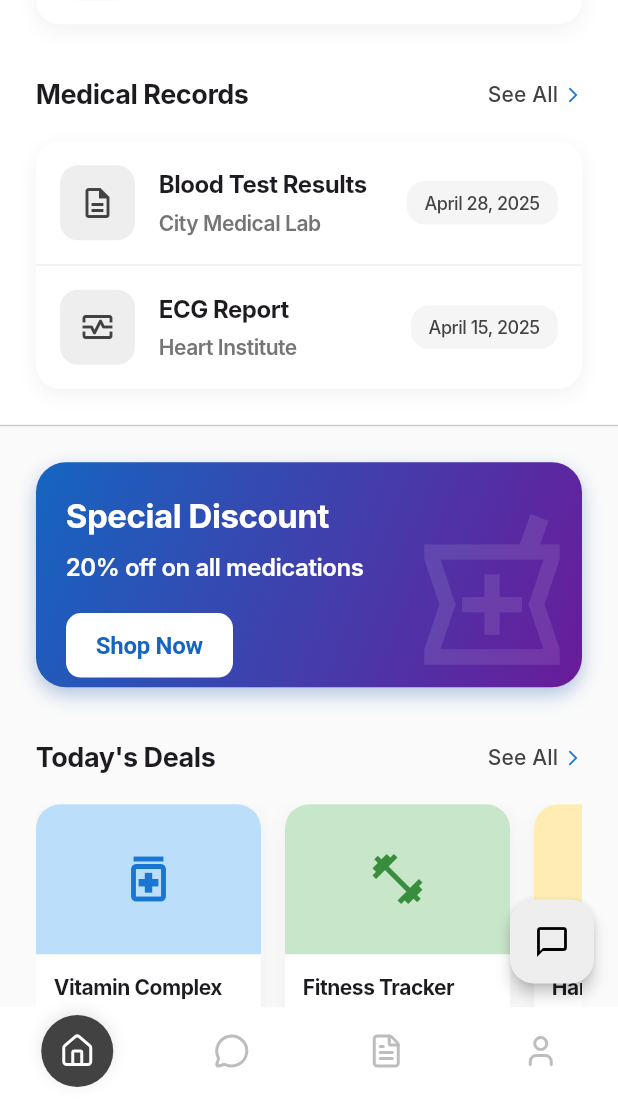
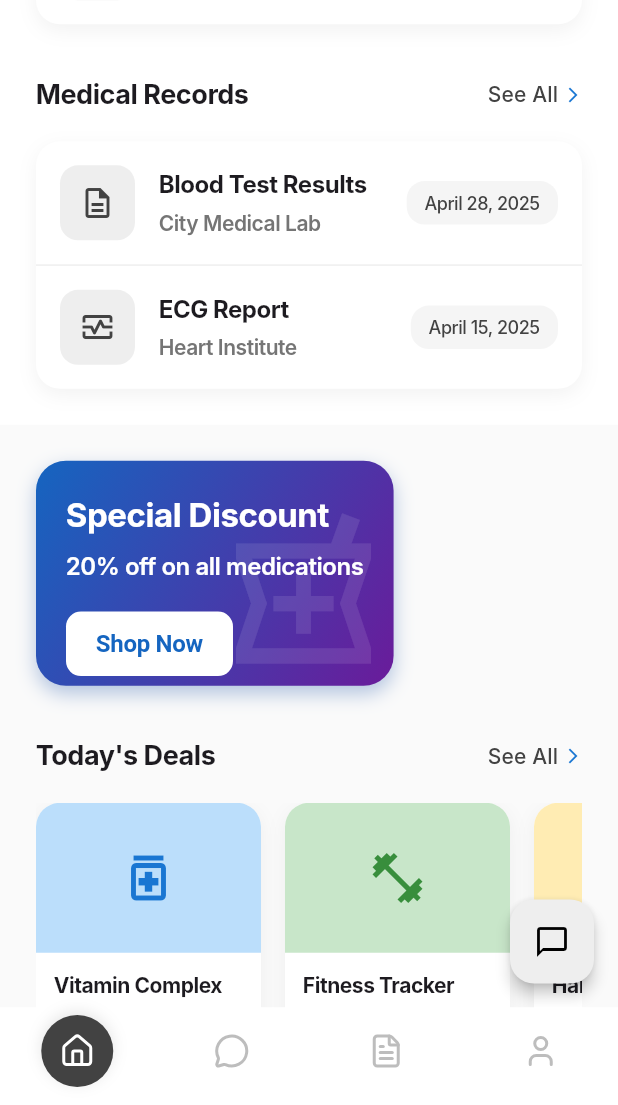
Before and after one commit to nidhisingh5958/cure-bit, a Flutter app: the screen it shows after launch, scrolled down 576 dp, on a phone screen of 412 x 824 dp, the part 131-1236 px from its top. Run offline on Flutter 3.47's test engine with Material 3 defaults, Android fonts, the phone set to English and light mode, and no system bars; our stand-ins replace animated_splash_screen, audioplayers, carousel_slider, country_picker, flutter_riverpod, go_router and 6 more; missing offline and left inert: bcrypt; Roboto replaces fonts that are missing (Inter).

Commit message:
fixed device's system font scaling

```diff
--- a/lib/features/patient/home_screen/home_screen.dart
+++ b/lib/features/patient/home_screen/home_screen.dart
@@ -4,6 +4,7 @@ import 'package:CuraDocs/utils/routes/route_constants.dart';
 import 'package:CuraDocs/features/patient/home_screen/widgets/side_menu.dart';
 import 'package:flutter/material.dart';
 import 'package:go_router/go_router.dart';
+import 'package:material_design_icons_flutter/material_design_icons_flutter.dart';
 
 class HomeScreen extends StatelessWidget {
   const HomeScreen({super.key});
@@ -46,13 +47,12 @@ class HomeScreen extends StatelessWidget {
             end: Alignment.bottomCenter,
             colors: [
               grey200.withValues(alpha: .8),
-              grey200.withValues(alpha: 0.6),
+              grey200.withValues(alpha: .6),
             ],
           ),
         ),
         child: SafeArea(
           child: SingleChildScrollView(
-            physics: const BouncingScrollPhysics(),
             child: Column(
               children: [
                 SizedBox(height: 16),
@@ -90,7 +90,6 @@ class HomeScreen extends StatelessWidget {
                           ],
                         ),
                       ),
-                      const Divider(height: 1),
                       _buildShoppingSection(context),
                     ],
                   ),
@@ -429,7 +428,7 @@ class HomeScreen extends StatelessWidget {
             Container(
               padding: const EdgeInsets.symmetric(horizontal: 12, vertical: 6),
               decoration: BoxDecoration(
-                color: Colors.grey.shade100,
+                color: grey100,
                 borderRadius: BorderRadius.circular(12),
               ),
               child: Text(
@@ -449,17 +448,65 @@ class HomeScreen extends StatelessWidget {
 
   Widget _buildFeaturesGrid(BuildContext context) {
     final categories = [
-      {'icon': Icons.calendar_today, 'label': 'Booking'},
-      {'icon': Icons.health_and_safety, 'label': 'Health Records'},
+      {
+        'icon': Icons.calendar_today,
+        'label': 'Booking',
+        'onTap': () {
+          context.goNamed(RouteConstants.appointmentHome);
+        }
+      },
+
+      {
+        'icon': MdiIcons.prescription,
+        'label': 'Health Records',
+        'onTap': () {
+          context.goNamed(RouteConstants.prescription);
+        }
+      },
+      {
+        'icon': MdiIcons.heartPulse,
+        'label': 'Health Monitoring',
+        'onTap': () {
+          context.goNamed(RouteConstants.healthMonitoring);
+        }
+      },
+      {
+        'icon': MdiIcons.testTube,
+        'label': 'Test Records',
+        'onTap': () {
+          context.goNamed(RouteConstants.testRecords);
+        }
+      },
+      {
+        'icon': MdiIcons.pill,
+        'label': 'Medicines',
+        'onTap': () {
+          context.goNamed(RouteConstants.medicineReminder);
+        }
+      },
+      {
+        'icon': MdiIcons.stethoscope,
+        'label': 'My Doctors',
+        'onTap': () {
+          context.goNamed(RouteConstants.myDoctors);
+        }
+      },
+
+      {
+        'icon': MdiIcons.doctor,
+        'label': 'My Appointments',
+        'onTap': () {
+          context.goNamed(RouteConstants.bookedAppointments);
+        }
+      },
+      {
+        'icon': Icons.app_registration_outlined,
+        'label': 'More..',
+        'onTap': () {}
+      },
       // {'icon': Icons.medical_services, 'label': 'Medical History'},
       // {'icon': Icons.local_hospital, 'label': 'Hospitals'},
       // {'icon': Icons.local_pharmacy, 'label': 'Pharmacies'},
-      {'icon': Icons.health_and_safety_outlined, 'label': 'Health Tips'},
-      {'icon': Icons.science, 'label': 'Test Records'},
-      {'icon': Icons.medication, 'label': 'Medicines'},
-      {'icon': Icons.medical_services, 'label': 'My Doctors'},
-      {'icon': Icons.app_registration_outlined, 'label': 'My Appointments'},
-      {'icon': Icons.toys, 'label': 'Toys'},
     ];
 
     return GridView.builder(
@@ -484,7 +531,16 @@ class HomeScreen extends StatelessWidget {
                 color: grey200,
                 borderRadius: BorderRadius.circular(12),
               ),
-              child: Icon(category['icon'] as IconData, color: grey800),
+              child: IconButton(
+                icon: Icon(category['icon'] as IconData, color: grey800),
+                onPressed: () {
+                  if (category['onTap'] != null) {
+                    (category['onTap'] as Function)();
+                  } else {
+                    context.goNamed(RouteConstants.doctorSearch);
+                  }
+                },
+              ),
             ),
             const SizedBox(height: 8),
             Text(
@@ -505,7 +561,6 @@ class HomeScreen extends StatelessWidget {
 
   Widget _buildPromotionBanner() {
     return Container(
-      width: double.infinity,
       height: 150,
       decoration: BoxDecoration(
         gradient: LinearGradient(
--- a/lib/features/patient/home_screen/scan_qr.dart
+++ b/lib/features/patient/home_screen/scan_qr.dart
@@ -0,0 +1 @@
+import 'package:flutter/material.dart';
--- a/lib/main.dart
+++ b/lib/main.dart
@@ -22,6 +22,13 @@ class MyApp extends StatelessWidget {
   @override
   Widget build(BuildContext context) {
     return MaterialApp.router(
+      builder: (context, child) {
+        return MediaQuery(
+          data: MediaQuery.of(context)
+              .copyWith(textScaler: TextScaler.linear(1.0)),
+          child: child!,
+        );
+      },
       title: 'Cura Docs',
       debugShowCheckedModeBanner: false,
       theme: theme(),
--- a/lib/utils/routes/route_constants.dart
+++ b/lib/utils/routes/route_constants.dart
@@ -27,6 +27,7 @@ class RouteConstants {
   // inner routes
   static String home = "home";
   static String medicineReminder = "medicineReminder";
+  static String healthMonitoring = "healthMonitoring";
 
   // appointments routes
   static String appointmentHome = "appointmentHome";
```
Also changed, not shown: lib/features/patient/appointment/appointment_screen.dart (+7 -9 lines), lib/features/patient/home_screen/qr_screen.dart (+10 -0 lines), lib/theme.dart (+2 -18 lines), 11 other files.
